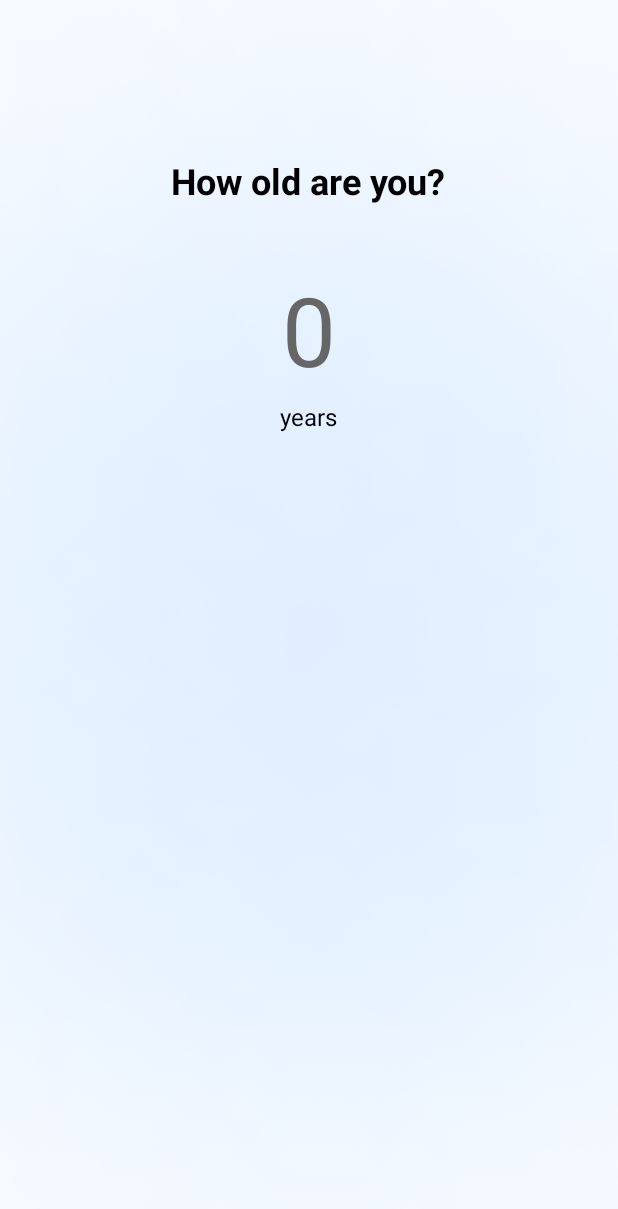
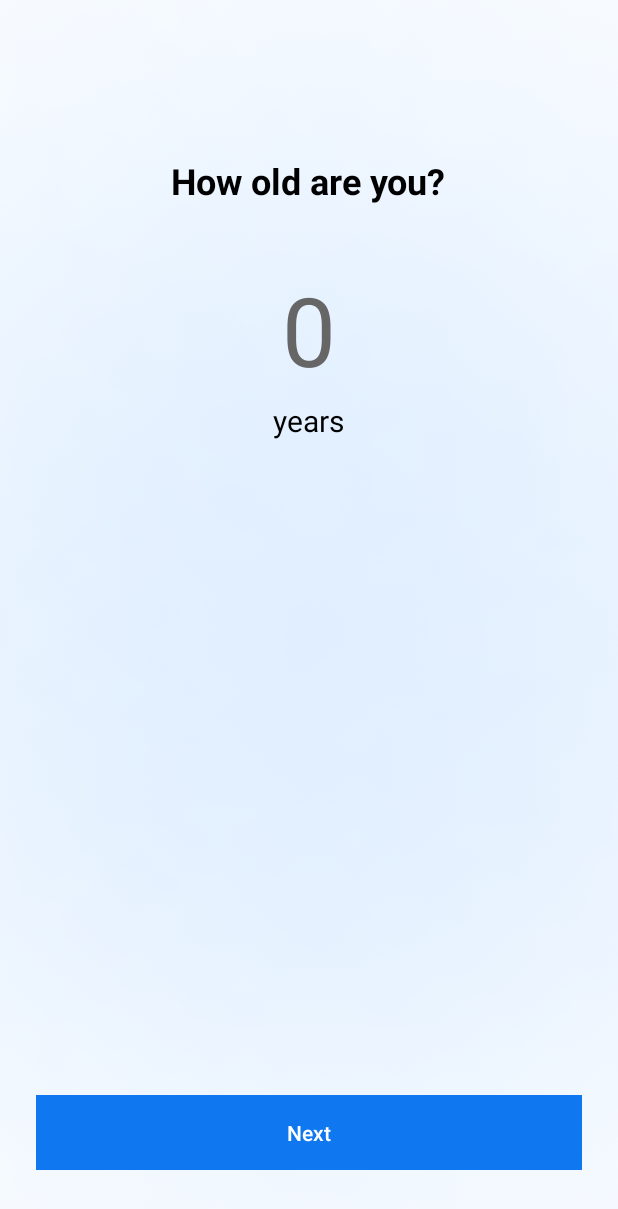
Before and after one commit to Harshs-06/Healix, an Android app: the layout activity_person_age.xml on its own in the app's theme, with its tools: preview values and no code run, on a phone screen of 412 x 824 dp. Shown: the top 1209 px of the screen. Run offline under Robolectric (Android 15) with nearby library versions, the phone set to English and light mode, and no system bars.

Commit message:
changes in age,height,weight

```diff
--- a/app/src/main/java/com/mathematics/healix/Person_age.java
+++ b/app/src/main/java/com/mathematics/healix/Person_age.java
@@ -20,8 +20,8 @@ public class Person_age extends AppCompatActivity {
         setContentView(R.layout.activity_person_age);
 
         ageInput = findViewById(R.id.ageInput);
-        continueButton = findViewById(R.id.continueButton);
-        backButton = findViewById(R.id.backButton);
+//        continueButton = findViewById(R.id.continueButton);
+//        backButton = findViewById(R.id.backButton);
 
         // Listener for enabling the button
         ageInput.addTextChangedListener(new TextWatcher() {
--- a/app/src/main/java/com/mathematics/healix/Person_height.java
+++ b/app/src/main/java/com/mathematics/healix/Person_height.java
@@ -19,8 +19,8 @@ public class Person_height extends AppCompatActivity {
         setContentView(R.layout.activity_person_height);
 
         heightPicker = findViewById(R.id.heightPicker);
-        continueButton = findViewById(R.id.continueButton);
-        ImageButton backButton = findViewById(R.id.backButton);
+//        continueButton = findViewById(R.id.continueButton);
+//        ImageButton backButton = findViewById(R.id.backButton);
 
         // Setup height picker (range: 50 to 250 cm)
         heightPicker.setMinValue(50);
@@ -36,6 +36,6 @@ public class Person_height extends AppCompatActivity {
             // Example: startActivity(new Intent(this, NextActivity.class));
         });
 
-        backButton.setOnClickListener(v -> onBackPressed());
+//        backButton.setOnClickListener(v -> onBackPressed());
     }
 }
--- a/app/src/main/res/layout/activity_enter_weight.xml
+++ b/app/src/main/res/layout/activity_enter_weight.xml
@@ -73,7 +73,7 @@
         android:id="@+id/continueButton"
         android:layout_width="match_parent"
         android:layout_height="wrap_content"
-        android:text="Continue"
+        android:text="Next"
         android:background="#000000"
         android:textColor="#FFFFFF"
         android:textStyle="bold"
--- a/app/src/main/res/layout/activity_person_age.xml
+++ b/app/src/main/res/layout/activity_person_age.xml
@@ -45,7 +45,7 @@
         android:layout_width="wrap_content"
         android:layout_height="wrap_content"
         android:text="years"
-        android:textSize="16sp"
+        android:textSize="20sp"
         android:textColor="#000"
         android:layout_marginTop="4dp" />
 
@@ -55,14 +55,14 @@
         android:layout_height="0dp"
         android:layout_weight="1" />
 
-    <!-- Next Button -->
-<!--    <Button-->
-<!--        android:id="@+id/nextButton"-->
-<!--        android:layout_width="match_parent"-->
-<!--        android:layout_height="50dp"-->
-<!--        android:text="Next"-->
-<!--        android:textColor="#FFFFFF"-->
-<!--        android:background="#007BFF" &lt;!&ndash; Blue color &ndash;&gt;-->
-<!--    android:enabled="false"-->
-<!--    android:layout_marginBottom="20dp" />-->
+
+    <Button
+        android:id="@+id/nextButton"
+        android:layout_width="match_parent"
+        android:layout_height="50dp"
+        android:text="Next"
+        android:textColor="#FFFFFF"
+        android:background="#2196F3"
+        android:enabled="true"
+    android:layout_marginBottom="20dp" />
 </LinearLayout>
```
Also changed, not shown: app/src/main/res/layout/activity_person_height.xml (+12 -11 lines).
